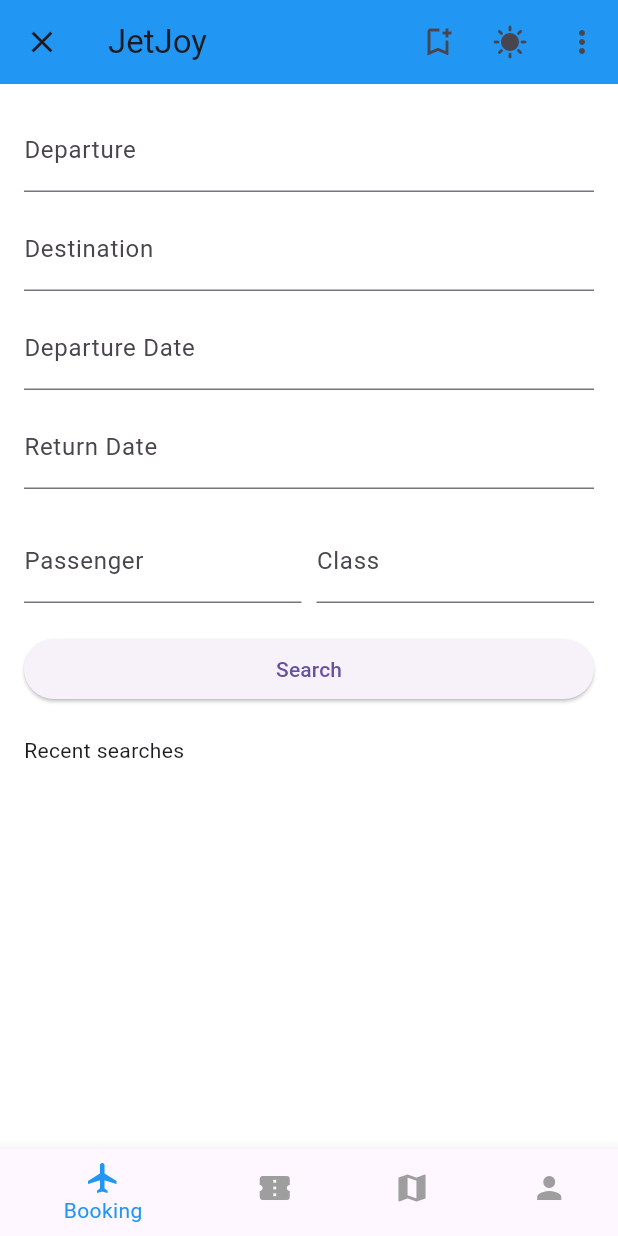
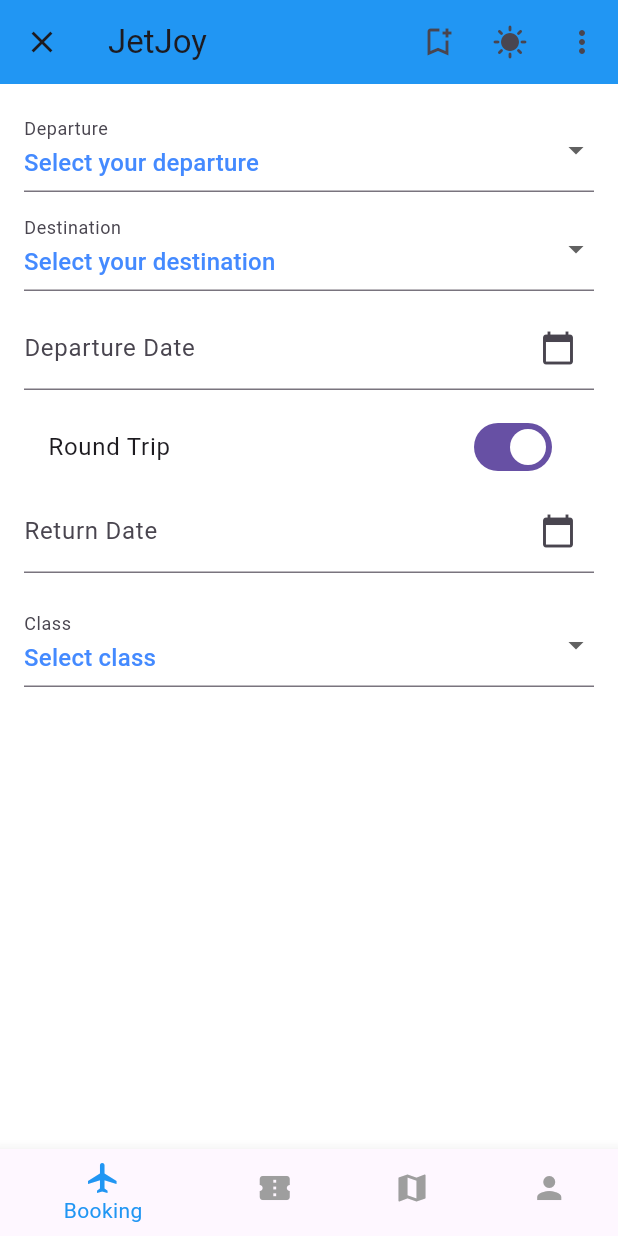
Before and after one commit to aweeff/bookingApp, a Flutter app: the HomePage screen opened directly with empty values, on a phone screen of 412 x 824 dp. Run offline on Flutter 3.47's test engine with Material 3 defaults, Android fonts, the phone set to English and light mode, and no system bars; our stand-ins replace google_maps_flutter.

Commit message:
purchase logic implementation

```diff
--- a/lib/home_pages/profile_page.dart
+++ b/lib/home_pages/profile_page.dart
@@ -32,7 +32,7 @@ class _ProfilePageState extends State<ProfilePage> {
   Future<void> fetchUserProfile() async {
     try {
       final response = await http.get(
-        Uri.parse('http://10.201.4.144:3000/api/fetchProfile?email=${user['email']}'),
+        Uri.parse('http://192.168.1.28:3000/api/fetchProfile?email=${user['email']}'),
       );
       if (response.statusCode == 200) {
         setState(() {
@@ -53,7 +53,7 @@ class _ProfilePageState extends State<ProfilePage> {
   Future<void> _updateUserProfile() async {
     try {
       final response = await http.post(
-        Uri.parse('http://10.202.8.249:3000/api/update'),
+        Uri.parse('http://192.168.1.28:3000/api/update'),
         headers: {'Content-Type': 'application/json'},
         body: jsonEncode({
           'mainmail': user["email"],
--- a/lib/home_pages/purchase.dart
+++ b/lib/home_pages/purchase.dart
@@ -1,10 +1,25 @@
 import 'package:flutter/material.dart';
+import 'package:intl/intl.dart'; // Ensure this package is in your pubspec.yaml
 import 'package:project1/localizations/l10n.dart';
 
+
+class City {
+  final String code;
+  final String name;
+
+  City(this.code, this.name);
+
+  // Helper method to fetch a localized name
+  String localizedName(BuildContext context) {
+    var localizations = AppLocalizations.of(context);
+    return localizations.translate(name);
+  }
+}
 class PurchasePage extends StatefulWidget {
   final dynamic user;
 
   const PurchasePage({Key? key, this.user}) : super(key: key);
+
   @override
   _PurchasePageState createState() => _PurchasePageState();
 }
@@ -12,10 +27,53 @@ class PurchasePage extends StatefulWidget {
 class _PurchasePageState extends State<PurchasePage> {
   String? departure;
   String? destination;
-  String? departureDate;
-  String? returnDate;
-  String? passenger;
+  DateTime? departureDate;
+  DateTime? returnDate;
   String? travelClass;
+  bool isRoundTrip = true;
+
+  List<City> cities = [
+    City("SCO", "Aktau"),
+    City("AKH", "Aktobe"),
+    City("LAND", "Almaty"),
+    City("NQZ", "Astana"),
+    City("GUW", "Atyrau"),
+    City("BXY", "Baikonur"),
+    City("BHX", "Balkhash"),
+    City("DZN", "Jezkazgan"),
+    City("KGF", "Karaganda"),
+    City("TOUCH", "Kokshetau"),
+    City("KSN", "Kostanay"),
+    City("KZO", "Kyzylorda"),
+    City("PWQ", "Pavlodar"),
+    City("PPK", "Petropavlovsk"),
+    City("PLX", "Semey"),
+    City("NO", "Taldykorgan"),
+    City("DMB", "Taraz"),
+    City("WATER", "Uralsk"),
+    City("FAQ", "Ust-Kamenogorsk"),
+    City("CIT", "Shymkent")
+  ];
+  final List<String> classOptions = ['Economy', 'Business', 'First'];
+  final DateFormat dateFormat = DateFormat('yyyy-MM-dd');
+
+  Future<void> _selectDate(BuildContext context, bool isDeparture) async {
+    final DateTime? picked = await showDatePicker(
+      context: context,
+      initialDate: isDeparture ? (departureDate ?? DateTime.now()) : (returnDate ?? DateTime.now()),
+      firstDate: DateTime(2000),
+      lastDate: DateTime(2101),
+    );
+    if (picked != null) {
+      setState(() {
+        if (isDeparture) {
+          departureDate = picked;
+        } else {
+          returnDate = picked;
+        }
+      });
+    }
+  }
 
   @override
   Widget build(BuildContext context) {
@@ -27,75 +85,95 @@ class _PurchasePageState extends State<PurchasePage> {
         child: Column(
           crossAxisAlignment: CrossAxisAlignment.start,
           children: <Widget>[
-            TextFormField(
-              onChanged: (value) => setState(() => departure = value),
+            DropdownButtonFormField<String>(
+              value: departure,
+              onChanged: (newValue) {
+                setState(() => departure = newValue);
+              },
+              items: cities.map<DropdownMenuItem<String>>((City city) {
+                return DropdownMenuItem<String>(
+                  value: city.code,
+                  child: Text(city.localizedName(context)),
+                );
+              }).toList(),
               decoration: InputDecoration(
                 labelText: localizations.translate('departure'),
                 hintText: localizations.translate('select_departure'),
               ),
             ),
+
             const SizedBox(height: 10),
-            TextFormField(
-              onChanged: (value) => setState(() => destination = value),
+            DropdownButtonFormField<String>(
+              value: destination,
+              onChanged: (newValue) {
+                setState(() => destination = newValue);
+              },
+              items: cities.map<DropdownMenuItem<String>>((City city) {
+                return DropdownMenuItem<String>(
+                  value: city.code,
+                  child: Text(city.localizedName(context)),
+                );
+              }).toList(),
               decoration: InputDecoration(
                 labelText: localizations.translate('destination'),
                 hintText: localizations.translate('select_destination'),
               ),
             ),
             const SizedBox(height: 10),
-            TextFormField(
-              onChanged: (value) => setState(() => departureDate = value),
-              decoration: InputDecoration(
-                labelText: localizations.translate('departure_date'),
-                hintText: localizations.translate('select_departure_date'),
+            GestureDetector(
+              onTap: () => _selectDate(context, true),
+              child: AbsorbPointer(
+                child: TextFormField(
+                  decoration: InputDecoration(
+                    labelText: localizations.translate('departure_date'),
+                    hintText: localizations.translate('select_departure_date'),
+                    suffixIcon: Icon(Icons.calendar_today),
+                  ),
+                  controller: TextEditingController(text: departureDate == null ? '' : dateFormat.format(departureDate!)),
+                ),
               ),
             ),
             const SizedBox(height: 10),
-            TextFormField(
-              onChanged: (value) => setState(() => returnDate = value),
-              decoration: InputDecoration(
-                labelText: localizations.translate('return_date'),
-                hintText: localizations.translate('select_return_date'),
-              ),
+            SwitchListTile(
+              title: Text(localizations.translate('round_trip')),
+              value: isRoundTrip,
+              onChanged: (bool value) {
+                setState(() {
+                  isRoundTrip = value;
+                  if (!isRoundTrip) {
+                    returnDate = null; // Clear return date when toggling off round trip
+                  }
+                });
+              },
             ),
-            const SizedBox(height: 20),
-            Row(
-              mainAxisAlignment: MainAxisAlignment.spaceBetween,
-              children: <Widget>[
-                Expanded(
+            if (isRoundTrip)
+              GestureDetector(
+                onTap: () => _selectDate(context, false),
+                child: AbsorbPointer(
                   child: TextFormField(
-                    onChanged: (value) => setState(() => passenger = value),
                     decoration: InputDecoration(
-                      labelText: localizations.translate('passenger'),
-                      hintText: localizations.translate('select_passengers'),
+                      labelText: localizations.translate('return_date'),
+                      hintText: localizations.translate('select_return_date'),
+                      suffixIcon: Icon(Icons.calendar_today),
                     ),
+                    controller: TextEditingController(text: returnDate == null ? '' : dateFormat.format(returnDate!)),
                   ),
                 ),
-                const SizedBox(width: 10),
-                Expanded(
-                  child: TextFormField(
-                    onChanged: (value) => setState(() => travelClass = value),
-                    decoration: InputDecoration(
-                      labelText: localizations.translate('class'),
-                      hintText: localizations.translate('select_class'),
-                    ),
-                  ),
-                ),
-              ],
-            ),
+              ),
             const SizedBox(height: 20),
-            SizedBox(
-              width: double.infinity,
-              child: ElevatedButton(
-                onPressed: () {
-                  // Add your search logic here
-                },
-                child: Text(localizations.translate('search')),
+            DropdownButtonFormField<String>(
+              value: travelClass,
+              onChanged: (newValue) => setState(() => travelClass = newValue),
+              items: classOptions.map<DropdownMenuItem<String>>((String value) {
+                return DropdownMenuItem<String>(
+                  value: value,
+                  child: Text(localizations.translate(value)),
+                );
+              }).toList(),
+              decoration: InputDecoration(
+                labelText: localizations.translate('class'),
+                hintText: localizations.translate('select_class'),
               ),
-            ),
-            const SizedBox(height: 20),
-            Text(
-              localizations.translate('recent_searches'),
             ),
           ],
         ),
--- a/lib/logReg page/login.dart
+++ b/lib/logReg page/login.dart
@@ -75,7 +75,7 @@ class _LoginFormState extends State<LoginForm> {
 
   Future<void> _login() async {
     final response = await http.post(
-      Uri.parse('http://10.200.1.237:3000/api/login'), // Update with your backend URL
+      Uri.parse('http://192.168.1.28:3000/api/login'), // Update with your backend URL
       headers: <String, String>{
         'Content-Type': 'application/json; charset=UTF-8',
       },
--- a/lib/logReg page/registration.dart
+++ b/lib/logReg page/registration.dart
@@ -71,7 +71,7 @@ class _RegisterFormState extends State<RegisterForm> {
   Future<void> _register() async {
     try {
       final response = await http.post(
-        Uri.parse('http://10.200.1.237:3000/api/register'),
+        Uri.parse('http://192.168.1.28:3000/api/register'),
         headers: <String, String>{
           'Content-Type': 'application/json; charset=UTF-8',
         },
--- a/pubspec.yaml
+++ b/pubspec.yaml
@@ -19,7 +19,7 @@ dependencies:
     sdk: flutter
   intl_utils: ^2.8.7
   google_maps_flutter: ^2.6.1
-  intl: 0.19.0
+  intl: 0.18.1
 
 
 dev_dependencies:
```
Also changed, not shown: assets/lang/en.json (+25 -1 lines), assets/lang/kk.json (+25 -2 lines), assets/lang/ru.json (+25 -3 lines), pubspec.lock.
